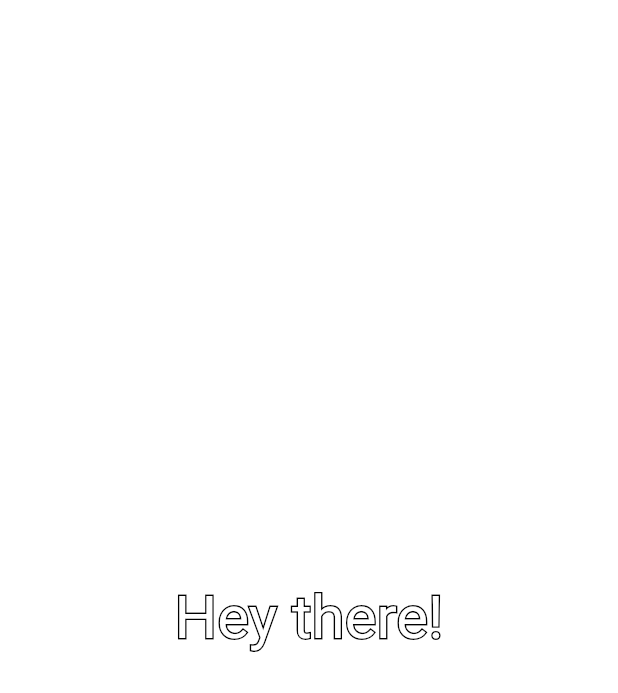
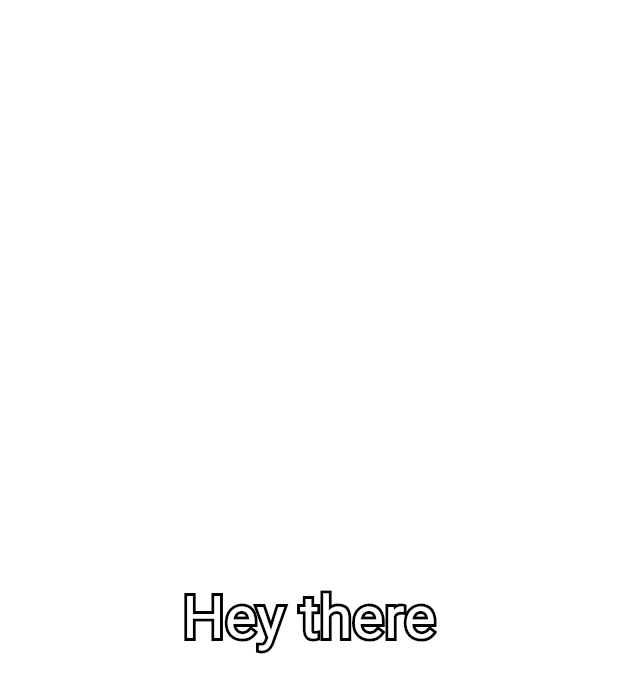
Before and after one commit to andriiromaniuk/flutter_task, a Flutter app: the screen it shows after launch, on a phone screen of 412 x 824 dp. Shown: the top 693 px of the screen. Run offline on Flutter 3.47's test engine with Material 2 defaults, Android fonts, the phone set to English and light mode, and no system bars.

Commit message:
extracted widget, basically created my own 'OutlinedText' widget for practice

```diff
--- a/lib/main.dart
+++ b/lib/main.dart
@@ -24,29 +24,51 @@ class _MyAppState extends State<MyApp> {
     return GestureDetector(
         child: MaterialApp(
           home: Scaffold(
-            body: Stack(
-              children: <Widget>[
-                Center(
-                  child: Text(
-                    "Hey there!",
-                    style: TextStyle(
-                      fontSize: 40,
-                      foreground: Paint()
-                        ..style = PaintingStyle.stroke
-                        ..strokeWidth = 2
-                        ..color = Colors.black,
-                    ),
-                  ),
-                ),
-                const Center(
-                  child: Text("Hey there!",
-                      style: TextStyle(fontSize: 40, color: Colors.white)),
-                ),
-              ],
-            ),
+            body: const OutlinedText(text: "Hey there"),
             backgroundColor: _color,
           ),
         ),
         onTap: changeColor);
   }
 }
+
+class OutlinedText extends StatelessWidget {
+  final String text;
+  final double fontSize;
+  final double strokeWidth;
+  final Color textColor;
+  final Color outlineColor;
+
+  const OutlinedText({
+    Key? key,
+    this.text = "",
+    this.fontSize = 40,
+    this.strokeWidth = 4,
+    this.textColor = Colors.white,
+    this.outlineColor = Colors.black,
+  }) : super(key: key);
+
+  @override
+  Widget build(BuildContext context) {
+    return Stack(
+      children: <Widget>[
+        Center(
+          child: Text(
+            text,
+            style: TextStyle(
+              fontSize: fontSize,
+              foreground: Paint()
+                ..style = PaintingStyle.stroke
+                ..strokeWidth = strokeWidth
+                ..color = outlineColor,
+            ),
+          ),
+        ),
+        Center(
+          child: Text(text,
+              style: TextStyle(fontSize: fontSize, color: textColor)),
+        ),
+      ],
+    );
+  }
+}
```
